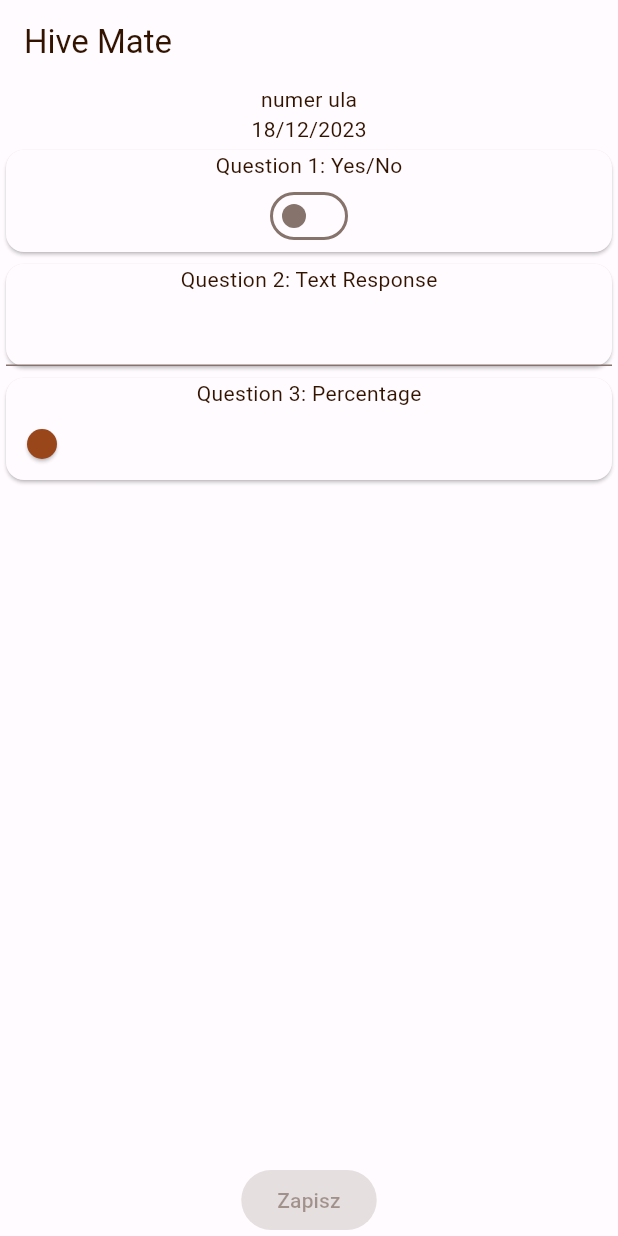
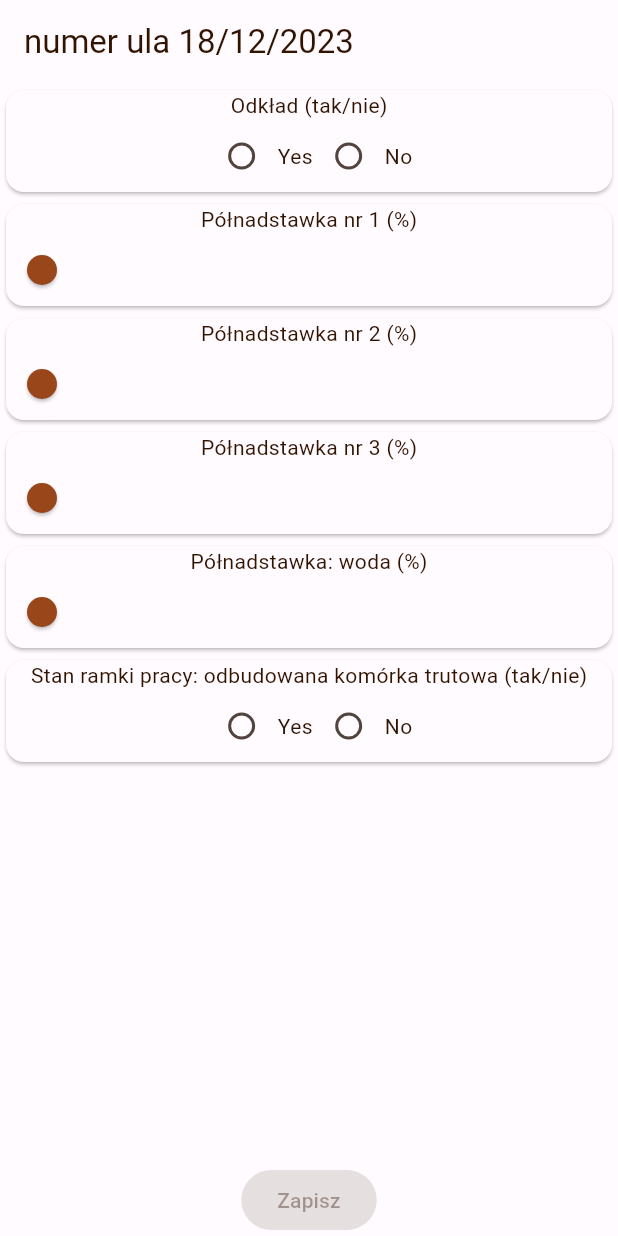
Before and after one commit to agata-miko/ule, a Flutter app: the screen it shows after launch, on a phone screen of 412 x 824 dp. Run offline on Flutter 3.47's test engine with Material 3 defaults, Android fonts, the phone set to English and light mode, and no system bars.

Commit message:
commit before first attempt to the provider

```diff
--- /dev/null
+++ b/lib/data/checklist_questions_data.dart
@@ -0,0 +1,13 @@
+import 'package:pszczoly_v3/models/question.dart';
+
+//all questions will be changed to eng or the app fully pl? voice to text in pl?
+
+List<Question> checklistQuestions = [
+  Question(text: 'Odkład (tak/nie)', responseType: ResponseType.yesNo),
+  Question(text: 'Półnadstawka nr 1 (%)', responseType: ResponseType.percentage),
+  Question(text: 'Półnadstawka nr 2 (%)', responseType: ResponseType.percentage),
+  Question(text: 'Półnadstawka nr 3 (%)', responseType: ResponseType.percentage),
+  Question(text: 'Półnadstawka: woda (%)', responseType: ResponseType.percentage),
+  Question(text: 'Stan ramki pracy: odbudowana komórka trutowa (tak/nie)', responseType: ResponseType.yesNo),
+
+];
--- a/lib/screens/checklist_screen.dart
+++ b/lib/screens/checklist_screen.dart
@@ -1,4 +1,6 @@
 import 'package:flutter/material.dart';
+import 'package:pszczoly_v3/data/checklist_questions_data.dart';
+import 'package:pszczoly_v3/models/question.dart';
 import 'package:pszczoly_v3/widgets/checklist.dart';
 
 
@@ -11,23 +13,20 @@ class ChecklistScreen extends StatefulWidget {
 
 class _ChecklistScreenState extends State<ChecklistScreen> {
   DateTime checklistDate = DateTime.now();
+  final List<Question> questions = checklistQuestions;
 
-  final String hiveName = 'numer ula';
 
   @override
   Widget build(BuildContext context) {
     return Scaffold(
       appBar: AppBar(
-        title: const Text('Hive Mate'),
+        title: Text('numer ula ${checklistDate.day}/${checklistDate.month}/${checklistDate.year}'), //different way to display data in dd/mm/yyyy
       ),
       body: Expanded(
         child: Column(
           children: <Widget>[
-            Text(hiveName),
-            // jak wyswietlic date?? intl??
-            Text('${checklistDate.day}/${checklistDate.month}/${checklistDate.year}'),
-            Expanded(child: Checklist()),
-            const ElevatedButton(onPressed: null, child: Text('Zapisz')),
+            Expanded(child: Checklist(questions: questions,)),
+            ElevatedButton(onPressed: null, child: Text('Zapisz')),
           ],
         ),
       ),
--- a/lib/widgets/checklist.dart
+++ b/lib/widgets/checklist.dart
@@ -1,25 +1,24 @@
 import 'package:flutter/material.dart';
 import 'package:pszczoly_v3/models/question.dart';
+import 'package:pszczoly_v3/data/checklist_questions_data.dart';
 
 class Checklist extends StatefulWidget {
+  Checklist({super.key, required this.questions});
+
+  List<Question> questions = checklistQuestions;
+
   @override
-  _ChecklistState createState() => _ChecklistState();
+  ChecklistState createState() => ChecklistState();
 }
 
-class _ChecklistState extends State<Checklist> {
-  List<Question> questions = [
-    Question(text: 'Question 1: Yes/No', responseType: ResponseType.yesNo),
-    Question(text: 'Question 2: Text Response', responseType: ResponseType.text),
-    Question(text: 'Question 3: Percentage', responseType: ResponseType.percentage),
-    // Add more questions as needed
-  ];
+class ChecklistState extends State<Checklist> {
 
   @override
   Widget build(BuildContext context) {
     return ListView.builder(
-      itemCount: questions.length,
+      itemCount: widget.questions.length,
       itemBuilder: (context, index) {
-        return buildQuestionCard(questions[index]);
+        return buildQuestionCard(widget.questions[index]);
       },
     );
   }
@@ -38,11 +37,31 @@ class _ChecklistState extends State<Checklist> {
   Widget buildResponseWidget(Question question) {
     switch (question.responseType) {
       case ResponseType.yesNo:
-        return Switch(value: question.response ?? false, onChanged: (bool value) {
-          setState(() {
-            question.response = value;
-          });
-        });
+        return Row(
+          mainAxisAlignment: MainAxisAlignment.center,
+          children: [
+            Radio(
+              value: true,
+              groupValue: question.response,
+              onChanged: (value) {
+                setState(() {
+                  question.response = value;
+                });
+              },
+            ),
+            const Text('Yes'),
+            Radio(
+              value: false,
+              groupValue: question.response,
+              onChanged: (value) {
+                setState(() {
+                  question.response = value;
+                });
+              },
+            ),
+            const Text('No'),
+          ],
+        );
       case ResponseType.text:
         return TextField(
           onChanged: (String value) {
```
